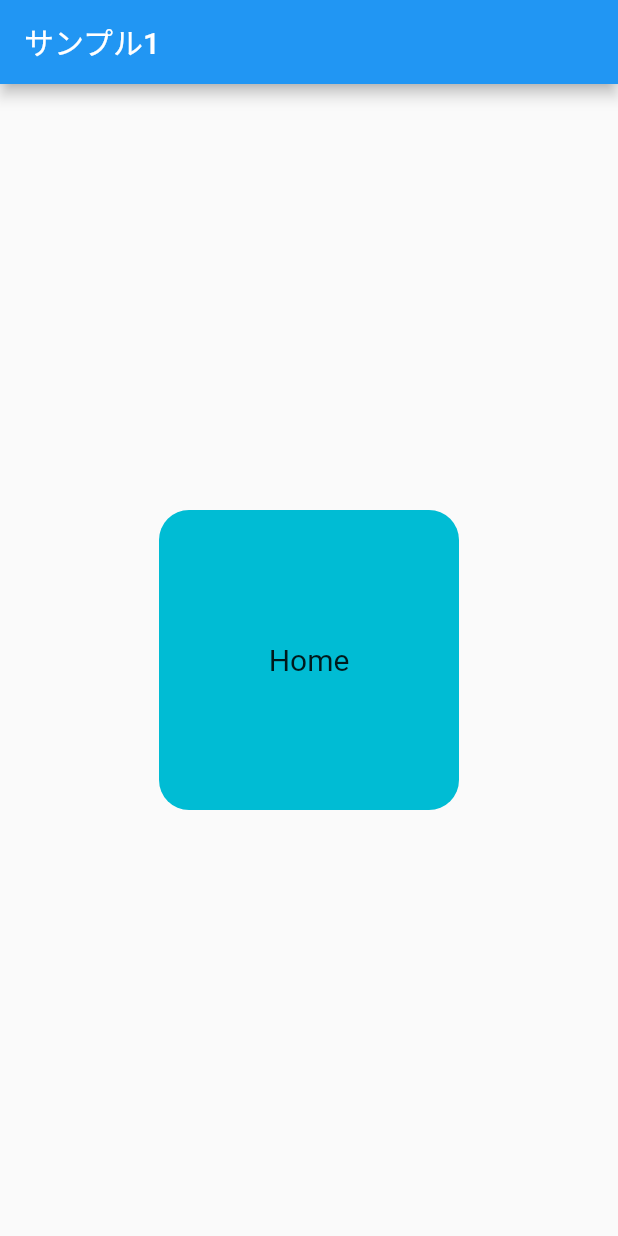
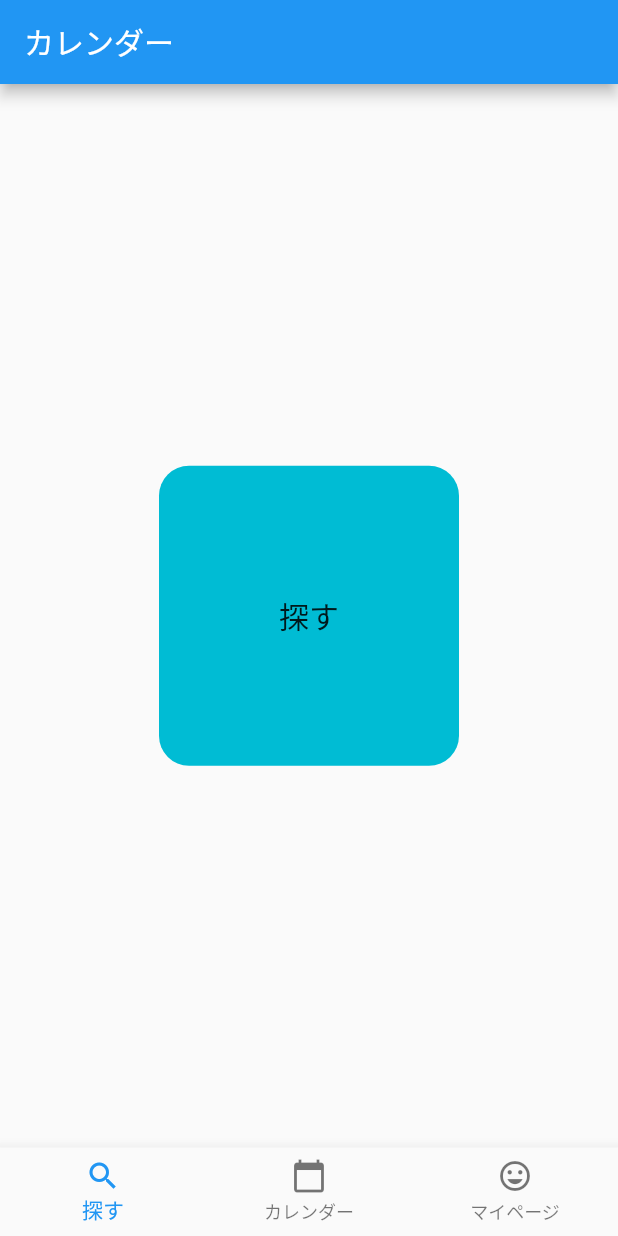
Before and after one commit to kento-maruta/picalendar, a Flutter app: the screen it shows after launch, on a phone screen of 412 x 824 dp. Run offline on Flutter 3.47's test engine with Material 2 defaults, Android fonts, the phone set to English and light mode, and no system bars.

Commit message:
サンプルのやつだすとこまで

```diff
--- a/flutter_app_calendar/lib/main.dart
+++ b/flutter_app_calendar/lib/main.dart
@@ -22,23 +22,68 @@ class HomePage extends StatefulWidget {
 }
 
 class _HomePageState extends State<HomePage> {
-  // 表示中の Widget を取り出すための index としての int 型の mutable な stored property
   int _selectedIndex = 0;
+  PageController _pageController = PageController(
+    initialPage: 0,
+  );
 
-  // 表示する Widget の一覧
   static List<Widget> _pageList = [
-    CustomPage(pannelColor: Colors.cyan, title: 'Home'),
-    CustomPage(pannelColor: Colors.green, title: 'Settings'),
-    CustomPage(pannelColor: Colors.pink, title: 'Search')
+    CustomPage(pannelColor: Colors.cyan, title: '探す'),
+    CustomPage(pannelColor: Colors.green, title: 'カレンダー'),
+    CustomPage(pannelColor: Colors.pink, title: 'マイページ')
   ];
+
+  void _onPageChanged(int index) {
+    setState(() {
+      _selectedIndex = index;
+    });
+  }
+
+  @override
+  void initState() {
+    super.initState();
+  }
+
+  @override
+  void dispose() {
+    _pageController.dispose();
+    super.dispose();
+  }
 
   @override
   Widget build(BuildContext context) {
     return Scaffold(
       appBar: AppBar(
-        title: const Text('サンプル1'),
+        title: const Text('カレンダー'),
       ),
-      body: _pageList[_selectedIndex],
+      body: PageView(
+        controller: _pageController,
+        onPageChanged: _onPageChanged,
+        children: _pageList,
+      ),
+      bottomNavigationBar: BottomNavigationBar(
+        items: const <BottomNavigationBarItem>[
+          BottomNavigationBarItem(
+            icon: Icon(Icons.search),
+            label: "探す",
+          ),
+          BottomNavigationBarItem(
+            icon: Icon(Icons.calendar_today),
+            label: "カレンダー",
+          ),
+          BottomNavigationBarItem(
+            icon: Icon(Icons.insert_emoticon),
+            label: "マイページ",
+          ),
+        ],
+        currentIndex: _selectedIndex,
+        onTap: (index) {
+          _selectedIndex = index;
+
+          _pageController.animateToPage(index,
+              duration: Duration(milliseconds: 300), curve: Curves.easeIn);
+        },
+      ),
     );
   }
 }
@@ -51,7 +96,7 @@ class CustomPage extends StatelessWidget {
 
   @override
   Widget build(BuildContext context) {
-    final titleTextStyle = Theme.of(context).textTheme.title;
+    final titleTextStyle = Theme.of(context).textTheme.headline6!;
     return Container(
       child: Center(
         child: Container(
@@ -64,7 +109,7 @@ class CustomPage extends StatelessWidget {
             child: Text(
               title,
               style: TextStyle(
-                fontSize: titleTextStyle!.fontSize,
+                fontSize: titleTextStyle.fontSize,
                 color: titleTextStyle.color,
               ),
             ),
@@ -73,4 +118,4 @@ class CustomPage extends StatelessWidget {
       ),
     );
   }
-} // ナビゲーションバーをタップした時に切り替わるWidgetの定義
+}
```
